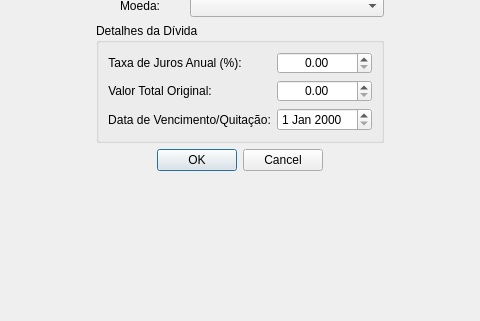
Old version of the form MeuCentavoApp/Designer/FormsDashboard/FormsConfiguracoes/dialogAddEditConta.ui in the repository bee0ne1/MeuCentavo; both pictures show x 98 to 578 and y 239 to 560 of the 676 by 560 pixel window.
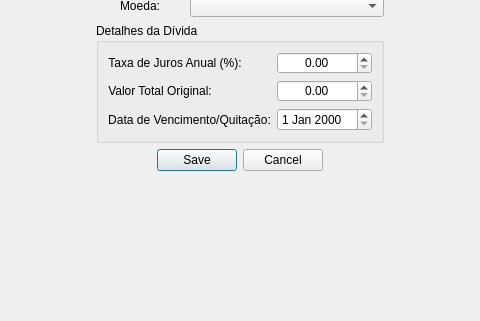
New version of the form.

```diff
--- a/MeuCentavoApp/Designer/FormsDashboard/FormsConfiguracoes/dialogAddEditConta.ui
+++ b/MeuCentavoApp/Designer/FormsDashboard/FormsConfiguracoes/dialogAddEditConta.ui
@@ -218,7 +218,10 @@
          <item>
           <widget class="QDialogButtonBox" name="buttonBox">
            <property name="standardButtons">
-            <set>QDialogButtonBox::StandardButton::Cancel|QDialogButtonBox::StandardButton::Ok</set>
+            <set>QDialogButtonBox::StandardButton::Cancel|QDialogButtonBox::StandardButton::Save</set>
+           </property>
+           <property name="centerButtons">
+            <bool>false</bool>
            </property>
           </widget>
          </item>
```
